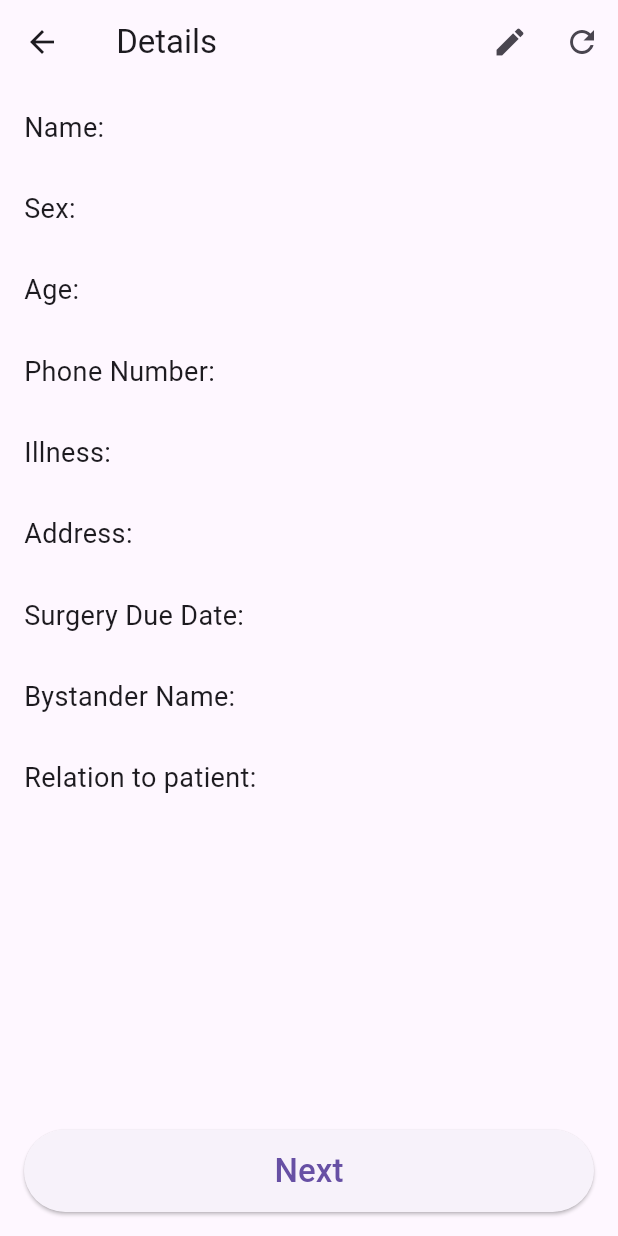
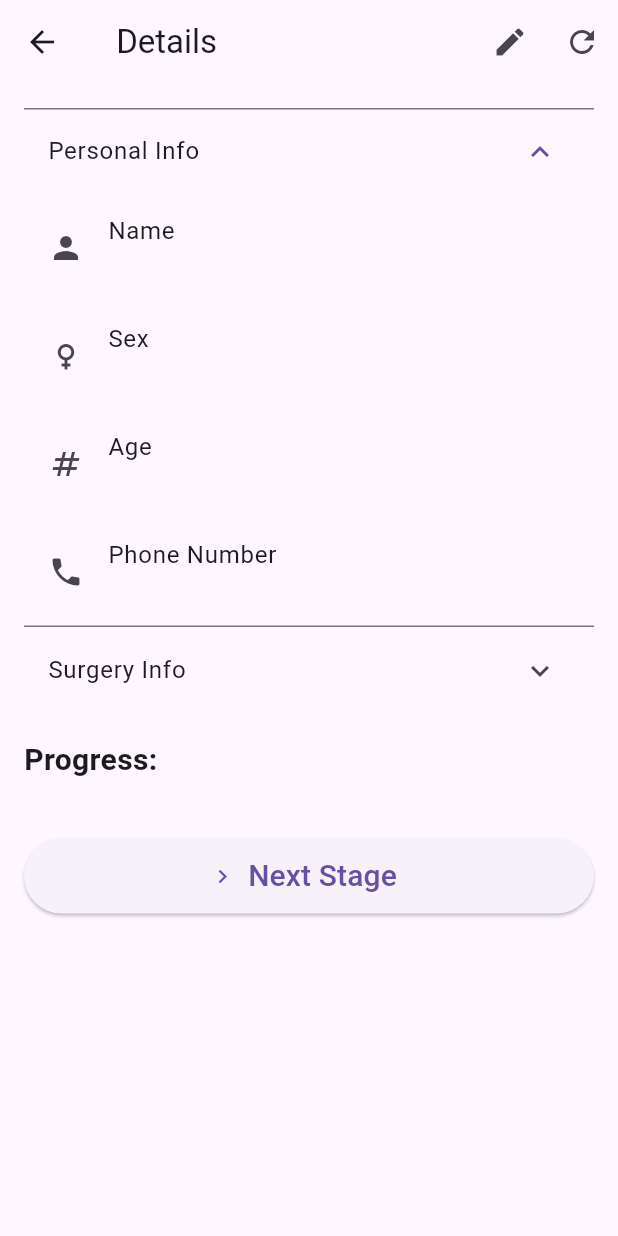
Before and after one commit to Muhammad-Salmun/patient-documentation-app, a Flutter app: the PatientDetailsPage screen opened directly with empty values, on a phone screen of 412 x 824 dp. Run offline on Flutter 3.47's test engine with Material 3 defaults, Android fonts, the phone set to English and light mode, and no system bars; our stand-ins replace cloud_firestore, firebase_core; accounts and stored records are empty; generated files the repository leaves out were written again; statements that could not run were skipped.

Commit message:
improved patient detail page with better ui ux

```diff
--- a/lib/pages/patient_details_page.dart
+++ b/lib/pages/patient_details_page.dart
@@ -1,9 +1,9 @@
+import 'package:flutter/material.dart';
 import 'package:cloud_firestore/cloud_firestore.dart';
-import 'package:flutter/material.dart';
 import 'package:surgery_doc/models/patient_model.dart';
 import 'package:surgery_doc/pages/anxiety_questionnaire_page.dart';
+import 'package:surgery_doc/pages/quality_score_quistionnaire_page.dart';
 import 'package:surgery_doc/pages/edit_patient_page.dart';
-import 'package:surgery_doc/pages/quality_score_quistionnaire_page.dart';
 
 class PatientDetailsPage extends StatefulWidget {
   final Patient patient;
@@ -23,78 +23,93 @@ class _PatientDetailsPageState extends State<PatientDetailsPage> {
     patient = widget.patient;
   }
 
-  // Function to handle the Next button logic
-  void _handleNextButton(BuildContext context) {
+  Future<void> _refreshPatientData() async {
+    try {
+      final doc = await FirebaseFirestore.instance
+          .collection('patients')
+          .doc(patient.id)
+          .get();
+      if (doc.exists) {
+        setState(() {
+          patient = Patient.fromFirestore(doc);
+        });
+        ScaffoldMessenger.of(context).showSnackBar(
+          const SnackBar(content: Text('Patient data refreshed')),
+        );
+      }
+    } catch (e) {
+      ScaffoldMessenger.of(context).showSnackBar(
+        SnackBar(content: Text('Error: $e')),
+      );
+    }
+  }
+
+  void _handleNextStage() async {
+    final shouldProceed = await showDialog<bool>(
+      context: context,
+      builder: (context) => AlertDialog(
+        title: const Text('Proceed to Next Stage?'),
+        content: const Text(
+            'Are you sure you want to continue to the next stage? This action cannot be undone.'),
+        actions: [
+          TextButton(
+            onPressed: () => Navigator.pop(context, false),
+            child: const Text('Cancel'),
+          ),
+          ElevatedButton(
+            onPressed: () => Navigator.pop(context, true),
+            child: const Text('Yes, Proceed'),
+          ),
+        ],
+      ),
+    );
+
+    if (shouldProceed != true) return;
+
+    // Proceed to next stage after confirmation
+    if (!mounted) return;
     if (patient.currentStage > 3) {
       ScaffoldMessenger.of(context).showSnackBar(
-        const SnackBar(content: Text('All stages have been completed.')),
+        const SnackBar(content: Text('All stages completed')),
       );
     } else if (patient.currentStage == 3) {
       Navigator.push(
         context,
         MaterialPageRoute(
-          builder: (context) =>
-              QualityScoreQuestionnairePage(patientId: patient.id),
+          builder: (_) => QualityScoreQuestionnairePage(patientId: patient.id),
         ),
       );
     } else {
       Navigator.push(
         context,
         MaterialPageRoute(
-          builder: (context) => AnxietyQuestionnairePage(
-            patientId: patient.id,
-          ),
+          builder: (_) => AnxietyQuestionnairePage(patientId: patient.id),
         ),
       );
     }
   }
 
-  Future<void> _refreshPatientData() async {
-    try {
-      // Fetch the patient data from Firestore
-      DocumentSnapshot patientDoc = await FirebaseFirestore.instance
-          .collection('patients')
-          .doc(patient.id)
-          .get();
-
-      if (patientDoc.exists) {
-        // Use the Patient.fromFirestore method to map the data
-        setState(() {
-          patient = Patient.fromFirestore(patientDoc);
-        });
-        if (!mounted) return;
-        ScaffoldMessenger.of(context).showSnackBar(
-          const SnackBar(content: Text('Patient data refreshed successfully.')),
-        );
-      } else {
-        if (!mounted) return;
-        ScaffoldMessenger.of(context).showSnackBar(
-          const SnackBar(content: Text('No patient found with this ID.')),
-        );
-      }
-    } catch (e) {
-      ScaffoldMessenger.of(context).showSnackBar(
-        SnackBar(content: Text('Error refreshing data: $e')),
-      );
-    }
+  Widget _buildInfoTile(String label, String value, {IconData? icon}) {
+    return ListTile(
+      leading: icon != null ? Icon(icon) : null,
+      title: Text(label),
+      subtitle: Text(value),
+    );
   }
 
   @override
   Widget build(BuildContext context) {
-    int currentStage = patient.currentStage;
-
     return Scaffold(
       appBar: AppBar(
         title: Text('${patient.name} Details'),
         actions: [
-          // Edit button
           IconButton(
             icon: const Icon(Icons.edit),
             onPressed: () {
               Navigator.push(
                 context,
                 MaterialPageRoute(
-                  builder: (context) => EditPatientPage(
+                  builder: (_) => EditPatientPage(
                     patientId: patient.id,
                     name: patient.name,
                     age: patient.age,
@@ -110,98 +125,87 @@ class _PatientDetailsPageState extends State<PatientDetailsPage> {
               );
             },
           ),
-          // Refresh button
           IconButton(
-            icon: const Icon(Icons.refresh),
-            onPressed: _refreshPatientData,
-          ),
+              icon: const Icon(Icons.refresh), onPressed: _refreshPatientData),
         ],
       ),
-      body: Padding(
-        padding: const EdgeInsets.all(16.0),
-        child: Column(
-          mainAxisAlignment: MainAxisAlignment.spaceBetween,
-          crossAxisAlignment: CrossAxisAlignment.start,
-          children: <Widget>[
-            Text('Name: ${patient.name}', style: const TextStyle(fontSize: 18)),
-            Text('Sex: ${patient.sex}', style: const TextStyle(fontSize: 18)),
-            Text('Age: ${patient.age}', style: const TextStyle(fontSize: 18)),
-            Text('Phone Number: ${patient.phoneNumber}',
-                style: const TextStyle(fontSize: 18)),
-            Text('Illness: ${patient.illness}',
-                style: const TextStyle(fontSize: 18)),
-            Text('Address: ${patient.address}',
-                style: const TextStyle(fontSize: 18)),
-            Text('Surgery Due Date: ${patient.surgeryDueDate}',
-                style: const TextStyle(fontSize: 18)),
-            Text('Bystander Name: ${patient.bystanderName}',
-                style: const TextStyle(fontSize: 18)),
-            Text('Relation to patient: ${patient.relationshipToPatient}',
-                style: const TextStyle(fontSize: 18)),
-
-            const SizedBox(height: 20),
-
-            // Show Stage 1 Data if the patient is in Stage 1 or later
-            if (currentStage >= 1) ...[
-              const Text('Stage 1: Pre-Surgery',
-                  style: TextStyle(fontSize: 20, fontWeight: FontWeight.bold)),
-              Text(
-                  'Anxiety Score Before Surgery: ${patient.anxietyScoreBeforeSurgery ?? "Not Provided"}',
-                  style: const TextStyle(fontSize: 18)),
-              Text(
-                  'Status: ${patient.currentStage == 1 ? 'Pending' : 'Completed'}',
-                  style:
-                      const TextStyle(fontSize: 18)), // Show Status for Stage 1
-            ],
-
-            const SizedBox(height: 20),
-            // Show Stage 2 Data if the patient is in Stage 2 or later
-            if (currentStage >= 2) ...[
-              const Text('Stage 2: Post-Surgery',
-                  style: TextStyle(fontSize: 20, fontWeight: FontWeight.bold)),
-              Text(
-                  'Anxiety Score After Surgery: ${patient.anxietyScoreAfterSurgery ?? "Not Provided"}',
-                  style: const TextStyle(fontSize: 18)),
-              Text(
-                  'Status: ${patient.currentStage == 2 ? 'Pending' : 'Completed'}',
-                  style:
-                      const TextStyle(fontSize: 18)), // Show Status for Stage 2
-            ],
-
-            const SizedBox(height: 20),
-            // Show Stage 3 Data if the patient is in Stage 3
-            if (currentStage >= 3) ...[
-              const Text('Stage 3: Quality of Life Assessment',
-                  style: TextStyle(fontSize: 20, fontWeight: FontWeight.bold)),
-              Text(
-                  'Quality of Life Score: ${patient.qualityOfLifeScore ?? "Not Provided"}',
-                  style: const TextStyle(fontSize: 18)),
-              Text(
-                  'Status: ${patient.currentStage == 3 ? 'Pending' : 'Completed'}',
-                  style:
-                      const TextStyle(fontSize: 18)), // Show Status for Stage 3
-            ],
-
-            const SizedBox(height: 20),
-
-            // show the "Next" button
-            Row(
+      body: RefreshIndicator(
+        onRefresh: _refreshPatientData,
+        child: ListView(
+          padding: const EdgeInsets.all(16),
+          children: [
+            ExpansionTile(
+              title: const Text('Personal Info'),
+              initiallyExpanded: true,
               children: [
-                Expanded(
-                  child: ElevatedButton(
-                    onPressed: () => _handleNextButton(context),
-                    child: const Padding(
-                      padding:
-                          EdgeInsets.symmetric(vertical: 12, horizontal: 8),
-                      child: Text(
-                        'Next',
-                        style: TextStyle(fontSize: 22),
-                      ),
-                    ),
-                  ),
-                ),
+                _buildInfoTile('Name', patient.name, icon: Icons.person),
+                _buildInfoTile('Sex', patient.sex,
+                    icon: patient.sex == 'Male' ? Icons.male : Icons.female),
+                _buildInfoTile('Age', patient.age, icon: Icons.numbers),
+                _buildInfoTile('Phone Number', patient.phoneNumber,
+                    icon: Icons.phone),
               ],
             ),
+            ExpansionTile(
+              title: const Text('Surgery Info'),
+              children: [
+                _buildInfoTile('Illness', patient.illness),
+                _buildInfoTile('Address', patient.address),
+                _buildInfoTile('Surgery Due Date', patient.surgeryDueDate),
+                _buildInfoTile('Bystander Name', patient.bystanderName),
+                _buildInfoTile(
+                    'Relation to Patient', patient.relationshipToPatient),
+              ],
+            ),
+            const SizedBox(height: 16),
+            const Text('Progress:',
+                style: TextStyle(fontSize: 20, fontWeight: FontWeight.bold)),
+            const SizedBox(height: 8),
+            if (patient.currentStage >= 1)
+              Card(
+                child: ListTile(
+                  title: const Text('Stage 1: Pre-Surgery'),
+                  subtitle: Text(
+                    'Anxiety Score Before Surgery: ${patient.anxietyScoreBeforeSurgery ?? "Not Provided"}',
+                  ),
+                  trailing: Chip(
+                      label: Text(
+                          patient.currentStage == 1 ? 'Pending' : 'Completed')),
+                ),
+              ),
+            if (patient.currentStage >= 2)
+              Card(
+                child: ListTile(
+                  title: const Text('Stage 2: Post-Surgery'),
+                  subtitle: Text(
+                    'Anxiety Score After Surgery: ${patient.anxietyScoreAfterSurgery ?? "Not Provided"}',
+                  ),
+                  trailing: Chip(
+                      label: Text(
+                          patient.currentStage == 2 ? 'Pending' : 'Completed')),
+                ),
+              ),
+            if (patient.currentStage >= 3)
+              Card(
+                child: ListTile(
+                  title: const Text('Stage 3: Quality of Life'),
+                  subtitle: Text(
+                    'Quality of Life Score: ${patient.qualityOfLifeScore ?? "Not Provided"}',
+                  ),
+                  trailing: Chip(
+                      label: Text(
+                          patient.currentStage == 3 ? 'Pending' : 'Completed')),
+                ),
+              ),
+            const SizedBox(height: 30),
+            ElevatedButton.icon(
+              onPressed: _handleNextStage,
+              icon: const Icon(Icons.navigate_next),
+              label: const Text('Next Stage', style: TextStyle(fontSize: 20)),
+              style: ElevatedButton.styleFrom(
+                minimumSize: const Size.fromHeight(50),
+              ),
+            )
           ],
         ),
       ),
```
